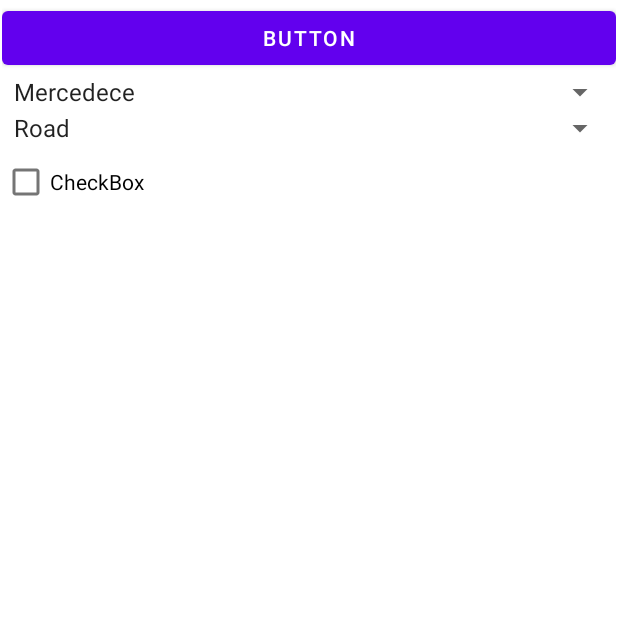
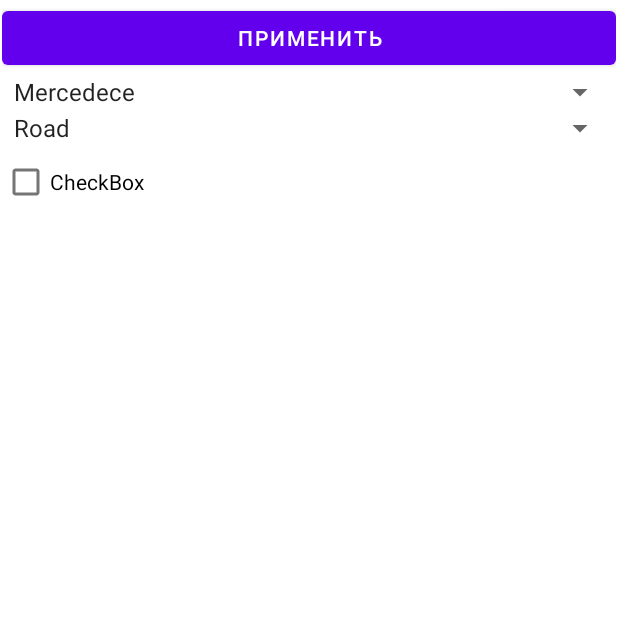
Before and after one commit to Raichl/Alarm, an Android app: the screen it shows after launch (Settings), after a tap on an icon or button, on a phone screen of 412 x 824 dp, the top half of it. Run offline under Robolectric (Android 15) with nearby library versions, the phone set to English and light mode, and no system bars; 1 statement that could not run was skipped.

Commit message:
prepear swap layouts on IV

```diff
--- /dev/null
+++ b/app/src/main/java/com/example/alarm/AnimatorLeft.kt
@@ -0,0 +1,4 @@
+package com.example.alarm
+
+class AnimatorLeft {
+}
--- a/app/src/main/java/com/example/alarm/MainActivity.kt
+++ b/app/src/main/java/com/example/alarm/MainActivity.kt
@@ -1,5 +1,6 @@
 package com.example.alarm
 
+import android.animation.ValueAnimator
 import android.content.Intent
 import androidx.appcompat.app.AppCompatActivity
 import android.os.Bundle
@@ -20,6 +21,7 @@ class MainActivity : AppCompatActivity() {
 
 
 
+
         val ibLeft : ImageButton = findViewById(R.id.ib_left)
         val ivLeft : ImageView = findViewById(R.id.iv_Left)
         val leftON = R.drawable.leftbtn
@@ -29,6 +31,7 @@ class MainActivity : AppCompatActivity() {
             Handler(Looper.getMainLooper()).postDelayed({ ibLeft.isClickable = true },TIME)
             blinding.blind(ivLeft,this,ibLeft,leftON,leftOff)
         }
+        val animator = AnimatorS
 
         val ibRight : ImageButton = findViewById(R.id.ib_right)
         val ivRight : ImageView = findViewById(R.id.iv_Right)
@@ -144,23 +147,42 @@ class MainActivity : AppCompatActivity() {
             true
         }
 
+        val ivCarTint : ImageView = findViewById(R.id.ivCarTint)
+
+        if (intent.getStringExtra("carTitle")!=null){
+            val carType = intent.getStringExtra("carTitle")
+            val carTypeArray = resources.getStringArray(R.array.spinnerCarType)
+            when (carType){
+                carTypeArray[0] -> {
+                    ivRunningStop.setImageResource(R.drawable.mercedes_stop)
+                    ivLowBeam.setImageResource(R.drawable.mercedes_low_beaml)
+                    ivHighBeam.setImageResource(R.drawable.mercedes_high_beam)
+                    ivRight.setImageResource(R.drawable.mercedes_right)
+                    ivRunningl.setImageResource(R.drawable.mercedes_running_lightsl)
+                    ivLeft.setImageResource(R.drawable.mercedes_left)
+                    ivCarTint.setImageResource(R.drawable.mercedes_car_model)
+                }
+                carTypeArray[1] -> {
+                    ivRunningStop.setImageResource(R.drawable.mustang_stop)
+                    ivLowBeam.setImageResource(R.drawable.mustang_low_beam)
+                    ivHighBeam.setImageResource(R.drawable.mustang_high_beam)
+                    ivRight.setImageResource(R.drawable.mustang_right)
+                    ivRunningl.setImageResource(R.drawable.mustang_running_lightsl)
+                    ivLeft.setImageResource(R.drawable.mustang_left)
+                    ivCarTint.setImageResource(R.drawable.mustang_car_model)
+                    // ivFrontFog.setImageResource(R.drawable.mustang_car_model)
+                    //ivBackFog.setImageResource(R.drawable.mustang_car_model)
+                }
+            }
+        }
+
 
     }
 
     fun openSettings(view: View) {
         intent = Intent(this,Settings::class.java)
         startActivity(intent)
+        this.finish()
     }
 
-    override fun onResume() {
-        super.onResume()
-
-
-        val carType = intent.getStringExtra("carTitle")
-        val swaper = SwapHelper()
-
-
-        swaper.swapCarType(carType!!,)
-
-    }
 }
--- a/app/src/main/java/com/example/alarm/Settings.kt
+++ b/app/src/main/java/com/example/alarm/Settings.kt
@@ -3,17 +3,27 @@ package com.example.alarm
 import android.content.Intent
 import androidx.appcompat.app.AppCompatActivity
 import android.os.Bundle
+import android.widget.Button
 import android.widget.Spinner
+import androidx.constraintlayout.widget.ConstraintLayout
 
 class Settings : AppCompatActivity() {
     override fun onCreate(savedInstanceState: Bundle?) {
         super.onCreate(savedInstanceState)
         setContentView(R.layout.activity_settings)
 
+        val btnSetChange : Button = findViewById(R.id.btnSetChange)
         val spinnerCarType : Spinner = findViewById(R.id.spinnerCarType)
-        val carTitle = spinnerCarType.selectedItem.toString()
-        val intent = Intent(this,MainActivity::class.java)
-        intent.putExtra("carTitle",carTitle)
+        val loadingLayout : ConstraintLayout = findViewById(R.id.loadingSetting)
+
+        btnSetChange.setOnClickListener {
+            loadingLayout.visibility = ConstraintLayout.VISIBLE
+            val intent = Intent(this,MainActivity::class.java)
+            val carTitle = spinnerCarType.selectedItem.toString()
+            intent.putExtra("carTitle",carTitle)
+            startActivity(intent)
+        }
+
 
         val carColor : Int
 
--- a/app/src/main/res/layout/activity_settings.xml
+++ b/app/src/main/res/layout/activity_settings.xml
@@ -5,6 +5,28 @@
     android:layout_width="match_parent"
     android:layout_height="match_parent"
     tools:context=".Settings">
+
+    <androidx.constraintlayout.widget.ConstraintLayout
+        android:id="@+id/loadingSetting"
+        android:layout_width="match_parent"
+        android:layout_height="match_parent"
+        android:background="#80000000"
+        android:visibility="invisible"
+        app:layout_constraintBottom_toBottomOf="parent"
+        app:layout_constraintEnd_toEndOf="parent"
+        app:layout_constraintStart_toStartOf="parent"
+        app:layout_constraintTop_toTopOf="parent">
+
+        <ProgressBar
+            android:id="@+id/progressBar"
+            style="?android:attr/progressBarStyle"
+            android:layout_width="wrap_content"
+            android:layout_height="wrap_content"
+            app:layout_constraintBottom_toBottomOf="parent"
+            app:layout_constraintEnd_toEndOf="parent"
+            app:layout_constraintStart_toStartOf="parent"
+            app:layout_constraintTop_toTopOf="parent" />
+    </androidx.constraintlayout.widget.ConstraintLayout>
 
     <LinearLayout
         android:layout_width="0dp"
@@ -20,10 +42,10 @@
         app:layout_constraintTop_toTopOf="parent">
 
         <Button
-            android:id="@+id/btnTintColor"
+            android:id="@+id/btnSetChange"
             android:layout_width="match_parent"
             android:layout_height="wrap_content"
-            android:text="Button" />
+            android:text="@string/setChange" />
 
         <Spinner
             android:id="@+id/spinnerCarType"
--- a/app/src/main/res/values/strings.xml
+++ b/app/src/main/res/values/strings.xml
@@ -1,6 +1,7 @@
 <resources>
     <string name="app_name">Alarm</string>
     <string name="test">test</string>
+    <string name="setChange">Применить</string>
 
     <string-array name="spinnerCarType">
         <item>Mercedece</item>
--- /dev/null
+++ b/settings.gradle
@@ -0,0 +1,2 @@
+rootProject.name = "Alarm"
+include ':app'
```
Also changed, not shown: app/src/main/java/com/example/alarm/SwapHelper.kt (+0 -42 lines), build.gradle (added, +27 -0 lines), gradle.properties (added, +19 -0 lines), gradle/wrapper/gradle-wrapper.properties (added), 4 other files.
